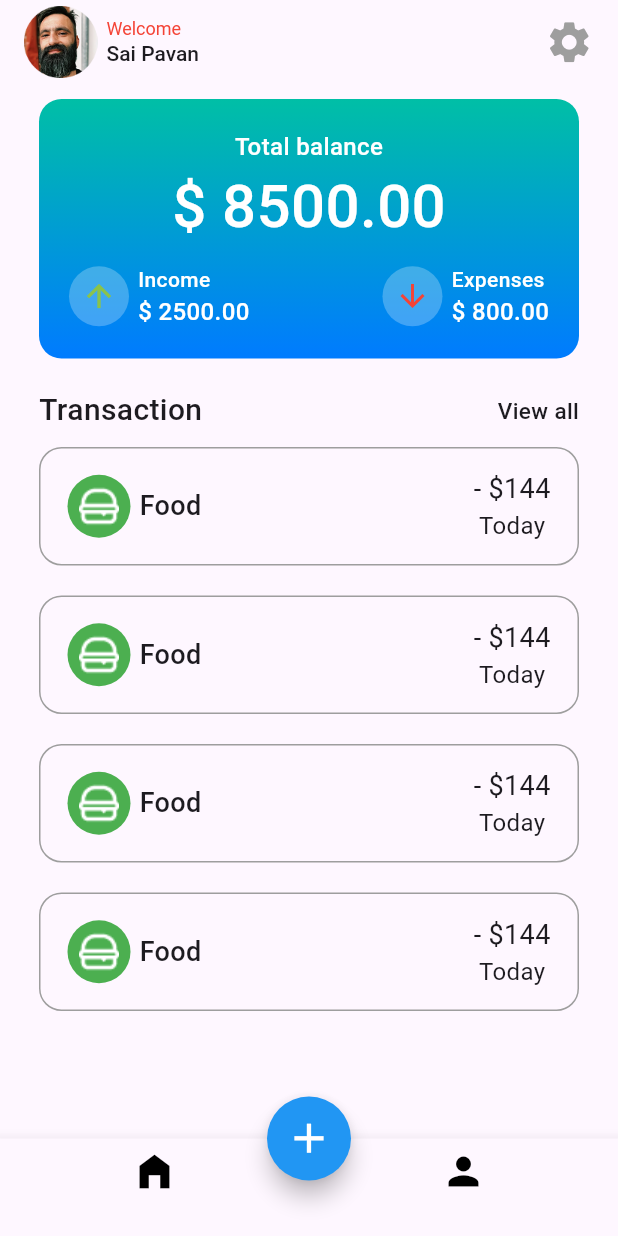
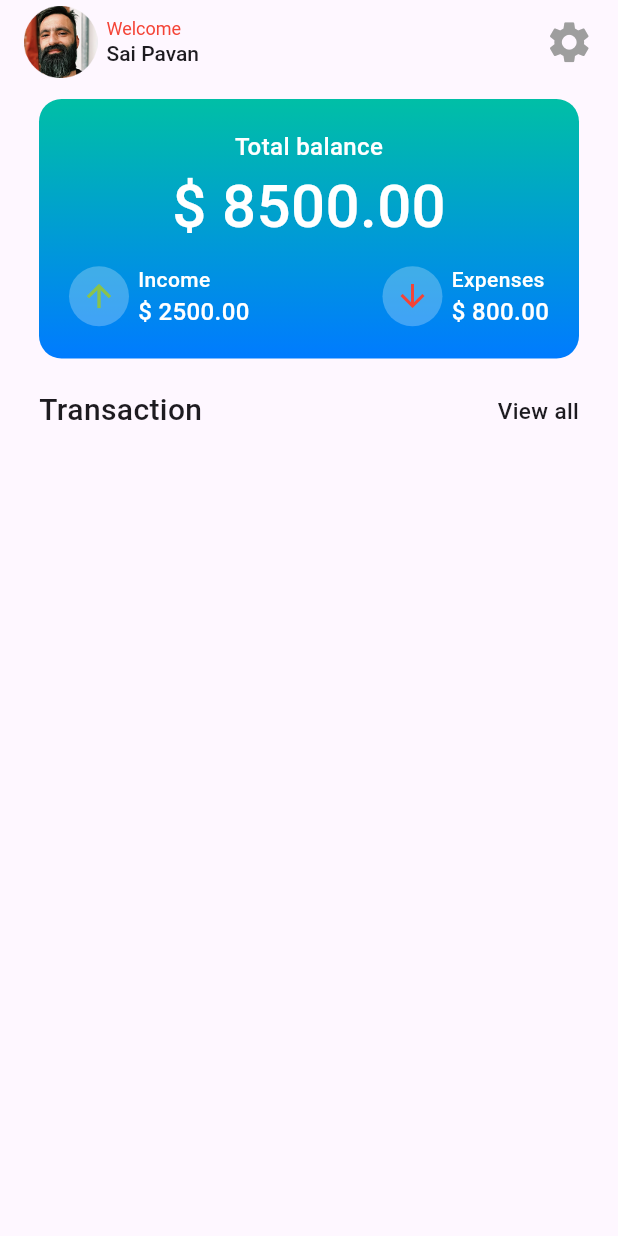
Before and after one commit to tejak77/expense_tracker, a Flutter app: the Homescreen screen opened directly, on a phone screen of 412 x 824 dp. Run offline on Flutter 3.47's test engine with Material 3 defaults, Android fonts, the phone set to English and light mode, and no system bars; our stand-ins replace shared_preferences; missing offline and left inert: dart:ffi; accounts and stored records are empty.

Commit message:
added treansactions

```diff
--- /dev/null
+++ b/lib/app/provider/homeprovider.dart
@@ -0,0 +1,22 @@
+import 'package:flutter/material.dart';
+
+class Homeprovider extends ChangeNotifier {
+  TextEditingController amount = TextEditingController();
+  TextEditingController category = TextEditingController();
+  TextEditingController date = TextEditingController();
+  List<int> amountlist = [];
+  List<String> categorylist = [];
+  List<String> datelist = [];
+
+  savetransactions(int amount, String category, String date, context) {
+    amountlist.add(amount);
+    categorylist.add(category);
+    datelist.add(date);
+    this.amount.clear();
+    this.category.clear();
+    this.date.clear();
+    ScaffoldMessenger.of(context)
+        .showSnackBar(SnackBar(content: Text("Data added")));
+    notifyListeners();
+  }
+}
--- a/lib/app/views/homescreen.dart
+++ b/lib/app/views/homescreen.dart
@@ -1,15 +1,18 @@
+import 'package:expense_tracker/app/provider/homeprovider.dart';
 import 'package:expense_tracker/app/views/add_transactions.dart';
 import 'package:expense_tracker/app/views/manage_balance.dart';
 import 'package:expense_tracker/app/views/profile.dart';
 import 'package:expense_tracker/constant/colors.dart';
 import 'package:expense_tracker/constant/images.dart';
 import 'package:flutter/material.dart';
+import 'package:provider/provider.dart';
 
 class Homescreen extends StatelessWidget {
   const Homescreen({super.key});
 
   @override
   Widget build(BuildContext context) {
+    return Consumer<Homeprovider>(builder: (context, provider, _) {
       return Scaffold(
         appBar: AppBar(
           automaticallyImplyLeading: false,
@@ -221,7 +224,7 @@ class Homescreen extends StatelessWidget {
               ),
               Expanded(
                 child: ListView.builder(
-                  itemCount: 4,
+                    itemCount: provider.amountlist.length,
                     itemBuilder: (context, index) {
                       return Container(
                         width: double.infinity,
@@ -252,7 +255,7 @@ class Homescreen extends StatelessWidget {
                                   width: 6,
                                 ),
                                 Text(
-                                "Food",
+                                  "${provider.categorylist[index]}",
                                   style: TextStyle(
                                     fontWeight: FontWeight.w500,
                                     fontSize: 18,
@@ -260,16 +263,16 @@ class Homescreen extends StatelessWidget {
                                 ),
                               ],
                             ),
-                          const Column(
+                            Column(
                               children: [
                                 Text(
-                                "- \$144",
+                                  "\$ ${provider.amountlist[index]}",
                                   style: TextStyle(
                                     fontSize: 18,
                                   ),
                                 ),
                                 Text(
-                                "Today",
+                                  "${provider.datelist[index].substring(0, 10)}",
                                   style: TextStyle(
                                     fontSize: 16,
                                   ),
@@ -284,37 +287,7 @@ class Homescreen extends StatelessWidget {
             ],
           ),
         ),
-      floatingActionButton: FloatingActionButton(
-          shape: const CircleBorder(),
-          backgroundColor: Colors.blue,
-          child: const Icon(
-            Icons.add,
-            color: Colors.white,
-            size: 33,
-          ),
-          onPressed: () {
-            Navigator.push(context,
-                MaterialPageRoute(builder: (context) => AddTransactions()));
-          }),
-      floatingActionButtonLocation: FloatingActionButtonLocation.centerDocked,
-      bottomNavigationBar: BottomNavigationBar(items: const [
-        BottomNavigationBarItem(
-          label: '',
-          icon: Icon(
-            Icons.home_filled,
-            color: Colors.black,
-            size: 30,
-          ),
-        ),
-        BottomNavigationBarItem(
-          label: '',
-          icon: Icon(
-            Icons.person,
-            color: Colors.black,
-            size: 30,
-          ),
-        ),
-      ]),
       );
+    });
   }
 }
```
Also changed, not shown: lib/app/views/add_transactions.dart (+33 -6 lines), lib/app/views/bottomnavbar.dart (added, +65 -0 lines), lib/main.dart (+8 -8 lines). Lines whose indentation alone changed are shown as unchanged.
